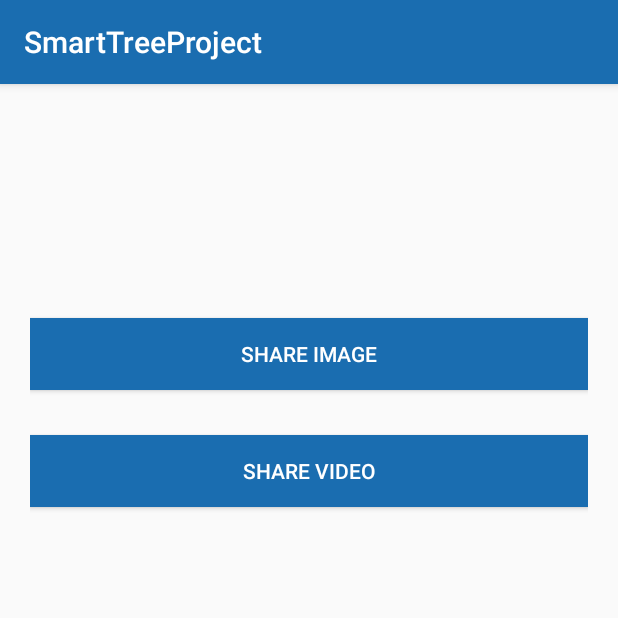
After one commit to purva5194/Smart-Street-Project, an Android app: the ShareActivity screen opened directly, with no data from a screen before it, on a phone screen of 412 x 824 dp, the top half of it. The commit adds this screen. Run offline under Robolectric (Android 15) with nearby library versions, the phone set to English and light mode, and no system bars.

Commit message:
added video sharing and image sharing

```diff
--- a/SmartTreeProject/app/src/main/AndroidManifest.xml
+++ b/SmartTreeProject/app/src/main/AndroidManifest.xml
@@ -48,7 +48,9 @@
             <action android:name="android.intent.ACTION_SEND" />
         </intent-filter>
 
-        <activity android:name=".AddUserProfileActivity"></activity>
+        <activity android:name=".AddUserProfileActivity" />
+        <activity android:name=".CameraActivity" />
+        <activity android:name=".ShareActivity"></activity>
     </application>
 
 </manifest>
--- /dev/null
+++ b/SmartTreeProject/app/src/main/java/com/purvapatel/smarttreeproject/ShareActivity.java
@@ -0,0 +1,120 @@
+package com.purvapatel.smarttreeproject;
+
+import android.app.Activity;
+import android.content.Intent;
+import android.graphics.Bitmap;
+import android.graphics.BitmapFactory;
+import android.net.Uri;
+import android.os.Bundle;
+import android.support.v7.app.AppCompatActivity;
+import android.view.View;
+import android.widget.ImageView;
+import android.widget.MediaController;
+import android.widget.VideoView;
+
+import java.io.FileNotFoundException;
+import java.io.InputStream;
+
+public class ShareActivity extends AppCompatActivity {
+
+    // for image
+    private static final int REQUEST_CODE = 1;
+
+    // for video
+    private static final int PICK_FROM_GALLERY=1;
+
+    private Bitmap bitmap;
+    private ImageView imageView;
+    private VideoView videoView;
+
+    @Override
+    protected void onCreate(Bundle savedInstanceState) {
+        super.onCreate(savedInstanceState);
+        setContentView(R.layout.activity_share);
+
+        imageView = (ImageView) findViewById(R.id.share_image);
+        videoView = (VideoView) findViewById(R.id.share_video);
+
+        // by default visibility for video view is null
+        videoView.setVisibility(View.INVISIBLE);
+
+        // set media controller with video view
+        MediaController mediaController = new
+                MediaController(this);
+        mediaController.setAnchorView(videoView);
+        videoView.setMediaController(mediaController);
+
+        // share image with long press event on image view
+        imageView.setOnLongClickListener(new View.OnLongClickListener() {
+
+            @Override
+            public boolean onLongClick(View v) {
+
+                // share image using chooser
+                Intent intent = new Intent(Intent.ACTION_SEND);
+                intent.setType("image/*");
+                startActivity(Intent.createChooser(intent,"Share using"));
+                return true;
+            }
+        });
+
+    }
+
+    // fetch all images form the gallery
+    public void share_image(View v){
+
+        //create intent for images using ACTION_GET_CONTENT
+        Intent intent = new Intent();
+        intent.setType("image/*");
+        intent.setAction(Intent.ACTION_GET_CONTENT);
+        intent.addCategory(Intent.CATEGORY_OPENABLE);
+        startActivityForResult(intent, REQUEST_CODE);
+        videoView.setVisibility(View.INVISIBLE);
+
+    }
+
+    // fetch all the videos from the gallery
+    public void share_video(View v){
+
+        //create intent for videos using ACTION_GET_CONTENT
+        Intent intent = new Intent();
+        intent.setType("video/*");
+        intent.setAction(Intent.ACTION_GET_CONTENT);
+        intent.addCategory(Intent.CATEGORY_OPENABLE);
+        startActivityForResult(intent, REQUEST_CODE);
+        videoView.setVisibility(View.VISIBLE);
+
+    }
+
+    @Override
+    protected void onActivityResult(int requestCode, int resultCode, Intent data) {
+        InputStream stream = null;
+
+        // for images
+        if (requestCode == REQUEST_CODE && resultCode == Activity.RESULT_OK)
+            try {
+                // recyle unused bitmaps
+                if (bitmap != null) {
+                    bitmap.recycle();
+                }
+                // set data to the image view
+                stream = getContentResolver().openInputStream(data.getData());
+                bitmap = BitmapFactory.decodeStream(stream);
+
+                imageView.setImageBitmap(bitmap);
+            } catch (FileNotFoundException e) {
+                e.printStackTrace();
+            }
+
+        if (resultCode != RESULT_OK) return;
+
+        // for videos
+        if (requestCode == PICK_FROM_GALLERY) {
+
+            // set uri for video view
+            Uri mVideoURI = data.getData();
+            videoView.setVideoURI(mVideoURI);
+            videoView.start();
+        }
+    }
+}
--- /dev/null
+++ b/SmartTreeProject/app/src/main/res/layout/activity_share.xml
@@ -0,0 +1,53 @@
+<?xml version="1.0" encoding="utf-8"?>
+<LinearLayout xmlns:android="http://schemas.android.com/apk/res/android"
+    xmlns:tools="http://schemas.android.com/tools"
+    android:id="@+id/activity_main"
+    android:layout_width="match_parent"
+    android:layout_height="match_parent"
+    android:orientation="vertical"
+    android:gravity="center"
+    android:padding="20dp"
+    tools:context="com.purvapatel.smarttreeproject.ShareActivity">
+
+    <ImageView
+        android:id="@+id/share_image"
+        android:layout_width="wrap_content"
+        android:layout_height="wrap_content"
+        android:layout_centerHorizontal="true"
+        android:layout_above="@+id/button_image">
+
+    </ImageView>
+
+    <Button
+        android:layout_width="match_parent"
+        android:layout_height="wrap_content"
+        android:text="Share Image"
+        android:background="@color/colorPrimary"
+        android:textColor="#fff"
+        android:onClick="share_image"/>
+
+    <Space
+        android:layout_width="1dp"
+        android:layout_height="30dp"/>
+
+
+    <Button
+        android:layout_width="match_parent"
+        android:layout_height="wrap_content"
+        android:text="Share Video"
+        android:background="@color/colorPrimary"
+        android:textColor="#fff"
+        android:onClick="share_video"/>
+
+    <Space
+        android:layout_width="1dp"
+        android:layout_height="30dp"/>
+
+    <VideoView
+        android:id="@+id/share_video"
+        android:layout_width="300dp"
+        android:layout_height="300dp"
+        android:layout_centerHorizontal="true" />
+
+
+</LinearLayout>
```
Also changed, not shown: SmartTreeProject/app/src/main/java/com/purvapatel/smarttreeproject/CameraActivity.java (added, +39 -0 lines), SmartTreeProject/app/src/main/java/com/purvapatel/smarttreeproject/MainActivity.java (+5 -5 lines), SmartTreeProject/app/src/main/res/layout/activity_add_user_profile.xml (+10 -0 lines), SmartTreeProject/app/src/main/res/layout/activity_camera.xml (added, +44 -0 lines).
